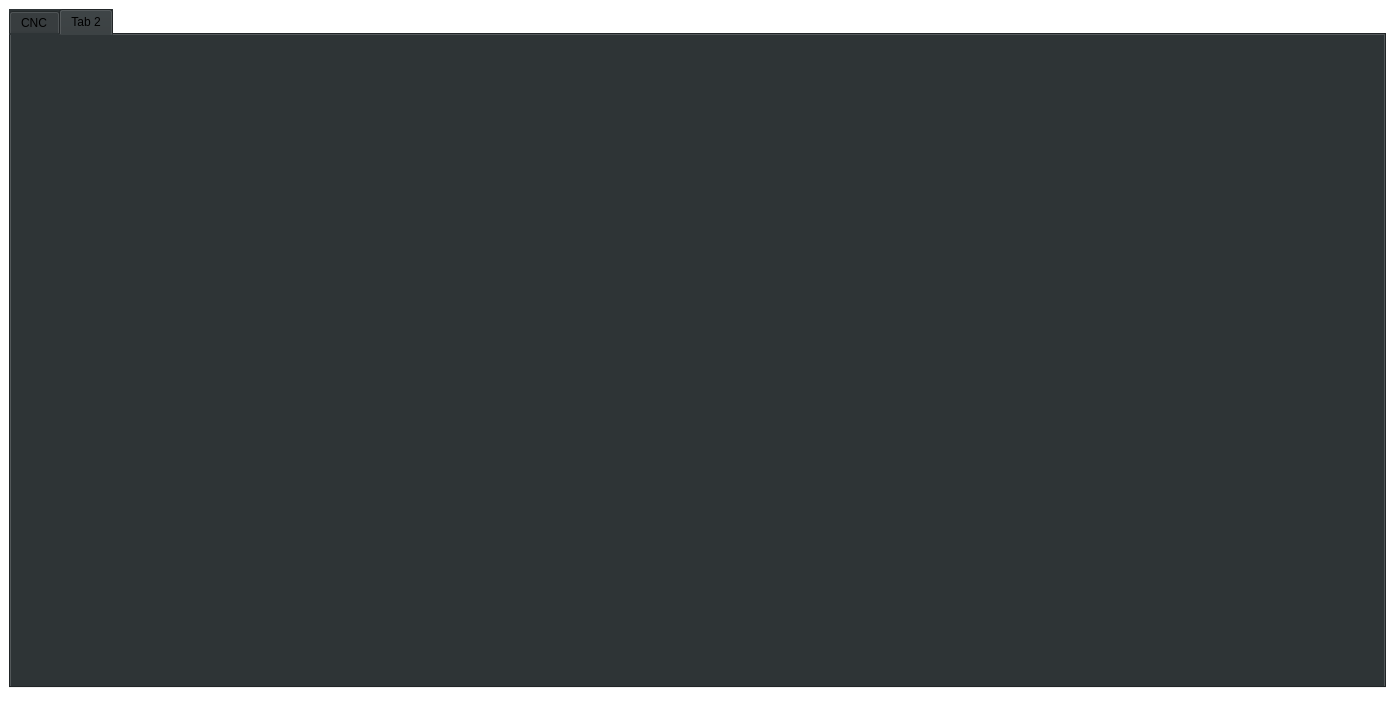
Old version of the form craftsman/ui/mainwindow.ui in the repository prochj51/BXPGui.
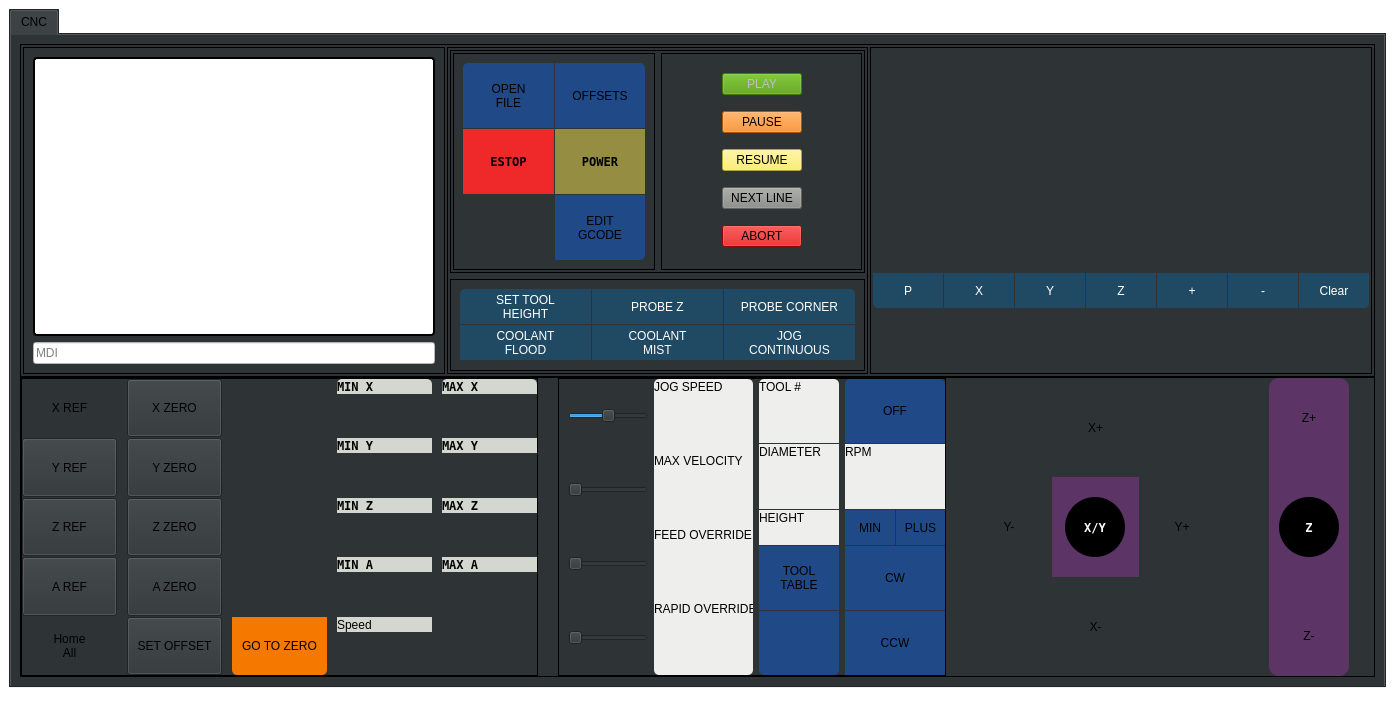
New version of the form. The open tabs and pages were chosen to show the change. Custom widgets are drawn as their Qt base class.

Commit message: Delete redundant page

The edit to the form file:
```diff
--- a/craftsman/ui/mainwindow.ui
+++ b/craftsman/ui/mainwindow.ui
@@ -3320,14 +3320,6 @@
         </item>
        </layout>
       </widget>
-      <widget class="QWidget" name="tab_2">
-       <property name="enabled">
-        <bool>false</bool>
-       </property>
-       <attribute name="title">
-        <string>Tab 2</string>
-       </attribute>
-      </widget>
      </widget>
     </item>
    </layout>
```
